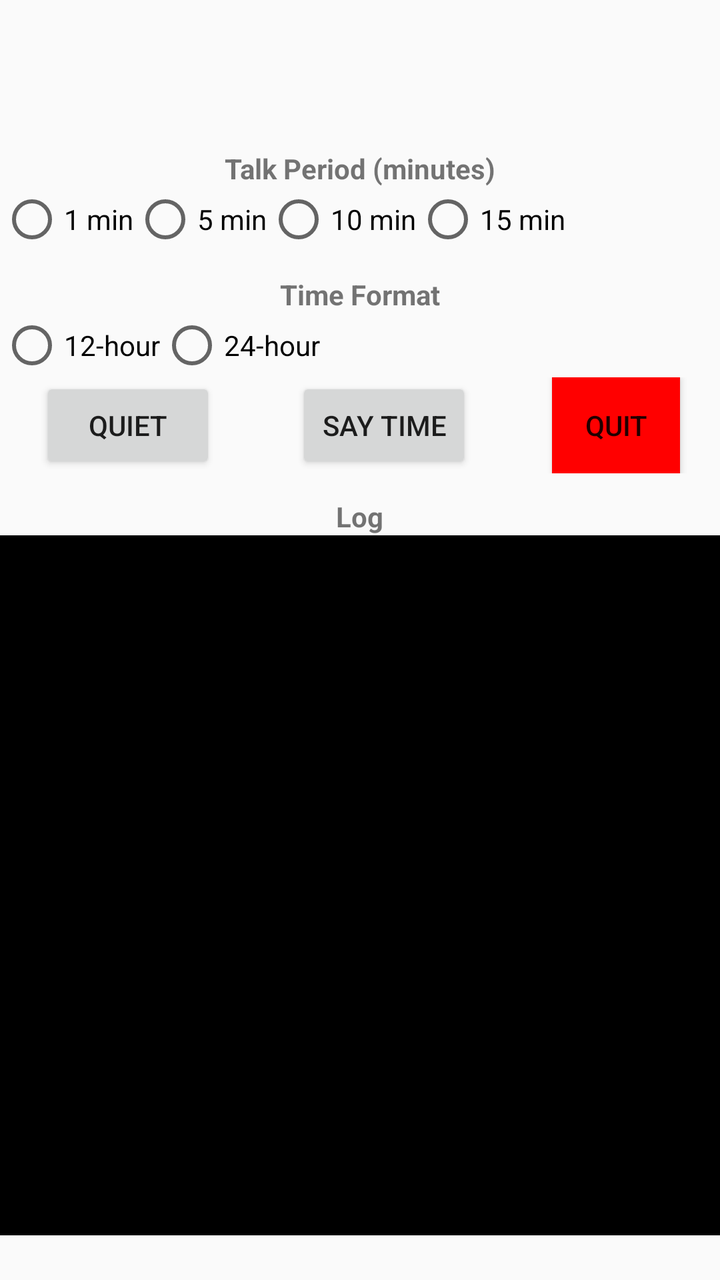
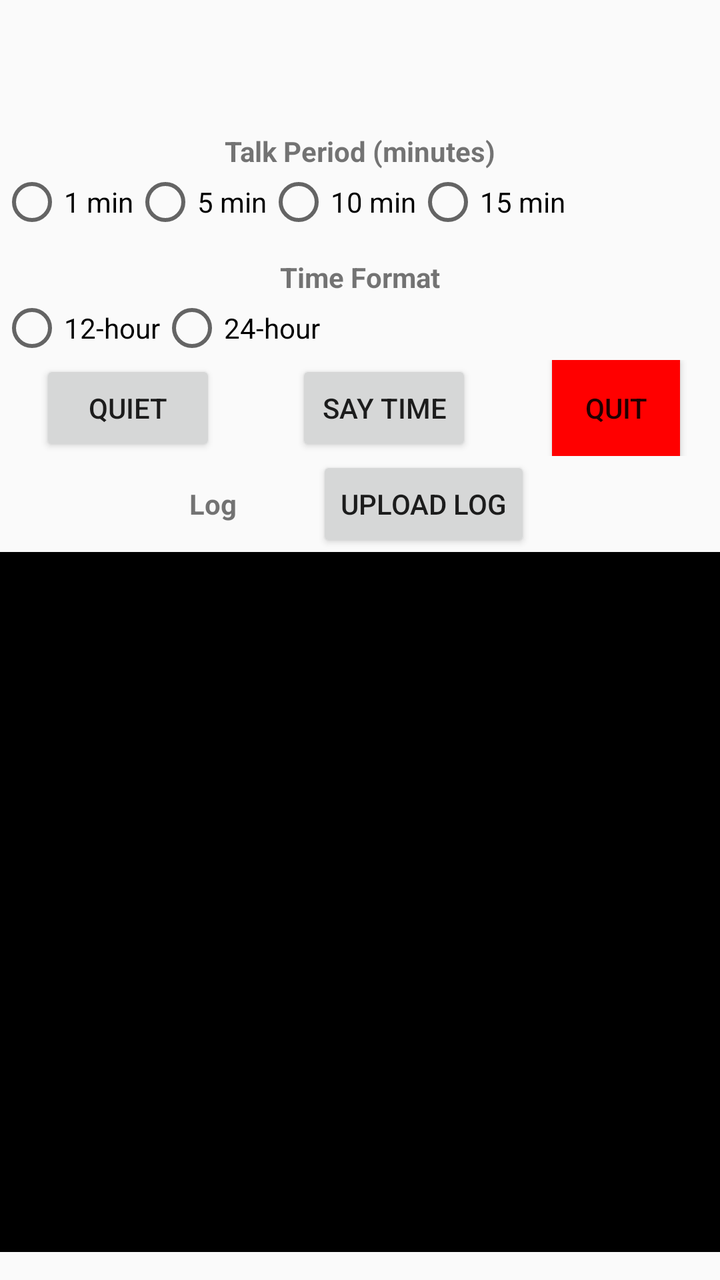

Before-and-after screenshots of an Android layout around one commit, followed by the original layout XML and the change that was made.
<!-- AndroidManifest.xml: application theme Theme.TalkingClock -->
<!-- res/layout/activity_main.xml -->
<?xml version="1.0" encoding="utf-8"?>
<LinearLayout xmlns:android="http://schemas.android.com/apk/res/android"
    android:layout_width="match_parent"
    android:layout_height="match_parent"
    android:gravity="center"
    android:orientation="vertical">

    
    <TextView
        android:id="@+id/txtAppVersion"
        android:layout_width="wrap_content"
        android:layout_height="wrap_content"
        android:padding="8dp"
        android:textSize="18sp"
        android:textStyle="bold" />
    
    <TextView
        android:layout_width="wrap_content"
        android:layout_height="wrap_content"
        android:text="@string/talk_period"
        android:textStyle="bold"
        android:paddingTop="12dp" />
    <RadioGroup
        android:id="@+id/periodGroup"
        android:layout_width="match_parent"
        android:layout_height="wrap_content"
        android:orientation="horizontal">
        <RadioButton
            android:id="@+id/period1"
            android:layout_width="wrap_content"
            android:layout_height="wrap_content"
            android:text="@string/_1_minute" />
        <RadioButton
            android:id="@+id/period5"
            android:layout_width="wrap_content"
            android:layout_height="wrap_content"
            android:text="@string/_5_minutes" />
        <RadioButton
            android:id="@+id/period10"
            android:layout_width="wrap_content"
            android:layout_height="wrap_content"
            android:text="@string/_10_minutes" />
        <RadioButton
            android:id="@+id/period15"
            android:layout_width="wrap_content"
            android:layout_height="wrap_content"
            android:text="@string/_15_minutes" />
    </RadioGroup>

    
    <TextView
        android:layout_width="wrap_content"
        android:layout_height="wrap_content"
        android:text="@string/time_format"
        android:textStyle="bold"
        android:paddingTop="12dp" />
    <RadioGroup
        android:id="@+id/timeFormatGroup"
        android:layout_width="match_parent"
        android:layout_height="wrap_content"
        android:orientation="horizontal">
        <RadioButton
            android:id="@+id/time12"
            android:layout_width="wrap_content"
            android:layout_height="wrap_content"
            android:text="@string/_12_hour" />
        <RadioButton
            android:id="@+id/time24"
            android:layout_width="wrap_content"
            android:layout_height="wrap_content"
            android:text="@string/_24_hour" />
    </RadioGroup>
    <LinearLayout
        android:layout_width="match_parent"
        android:layout_height="wrap_content"
        android:orientation="horizontal"
        android:gravity="center_horizontal">
        <Button
            android:id="@+id/btnQuiet"
            android:layout_width="wrap_content"
            android:layout_height="wrap_content"
            android:layout_marginHorizontal="20dp"
            android:text="@string/quiet" />
        <Button
            android:id="@+id/btnSayTime"
            android:layout_width="wrap_content"
            android:layout_height="wrap_content"
            android:layout_marginHorizontal="20dp"
            android:text="@string/say_time" />
        <Button
            android:id="@+id/btnQuit"
            android:layout_width="wrap_content"
            android:layout_height="wrap_content"
            android:layout_marginHorizontal="20dp"
            android:background="#FF0000"
            android:text="@string/quit" />
    </LinearLayout>
    <TextView
        android:layout_width="wrap_content"
        android:layout_height="wrap_content"
        android:text="@string/log"
        android:textStyle="bold"
        android:paddingTop="12dp" />
    <ScrollView
        android:id="@+id/logScrollView"
        android:layout_width="match_parent"
        android:layout_height="350dp"
        android:fillViewport="true">
        <TextView
            android:id="@+id/logView"
            android:layout_width="match_parent"
            android:layout_height="wrap_content"
            android:textSize="11sp"
            android:padding="8dp"
            android:textColor="#FFFFFF"
            android:background="#000000"
            android:textIsSelectable="false"
            android:scrollbars="vertical" />
    </ScrollView>
</LinearLayout>
<!-- resources referenced by this layout -->
<resources>
  <string name="_10_minutes">10 min</string>
  <string name="_12_hour">12-hour</string>
  <string name="_15_minutes">15 min</string>
  <string name="_1_minute">1 min</string>
  <string name="_24_hour">24-hour</string>
  <string name="_5_minutes">5 min</string>
  <string name="log">Log</string>
  <string name="quiet">Quiet</string>
  <string name="quit">Quit</string>
  <string name="say_time">Say Time</string>
  <string name="talk_period">Talk Period (minutes)</string>
  <string name="time_format">Time Format</string>
  <style name="Theme.TalkingClock" parent="Base.Theme.TalkingClock" />
  <style name="Base.Theme.TalkingClock" parent="Theme.AppCompat.Light.NoActionBar" />
</resources>

<!-- the commit's change to res/layout/activity_main.xml (unified diff, before → after) -->
@@ -17,29 +17,34 @@
     <TextView
         android:layout_width="wrap_content"
         android:layout_height="wrap_content"
+        android:paddingTop="12dp"
         android:text="@string/talk_period"
-        android:textStyle="bold"
-        android:paddingTop="12dp" />
+        android:textStyle="bold" />
+
     <RadioGroup
         android:id="@+id/periodGroup"
         android:layout_width="match_parent"
         android:layout_height="wrap_content"
         android:orientation="horizontal">
+
         <RadioButton
             android:id="@+id/period1"
             android:layout_width="wrap_content"
             android:layout_height="wrap_content"
             android:text="@string/_1_minute" />
+
         <RadioButton
             android:id="@+id/period5"
             android:layout_width="wrap_content"
             android:layout_height="wrap_content"
             android:text="@string/_5_minutes" />
+
         <RadioButton
             android:id="@+id/period10"
             android:layout_width="wrap_content"
             android:layout_height="wrap_content"
             android:text="@string/_10_minutes" />
+
         <RadioButton
             android:id="@+id/period15"
             android:layout_width="wrap_content"
@@ -51,42 +56,49 @@
     <TextView
         android:layout_width="wrap_content"
         android:layout_height="wrap_content"
+        android:paddingTop="12dp"
         android:text="@string/time_format"
-        android:textStyle="bold"
-        android:paddingTop="12dp" />
+        android:textStyle="bold" />
+
     <RadioGroup
         android:id="@+id/timeFormatGroup"
         android:layout_width="match_parent"
         android:layout_height="wrap_content"
         android:orientation="horizontal">
+
         <RadioButton
             android:id="@+id/time12"
             android:layout_width="wrap_content"
             android:layout_height="wrap_content"
             android:text="@string/_12_hour" />
+
         <RadioButton
             android:id="@+id/time24"
             android:layout_width="wrap_content"
             android:layout_height="wrap_content"
             android:text="@string/_24_hour" />
     </RadioGroup>
+
     <LinearLayout
         android:layout_width="match_parent"
         android:layout_height="wrap_content"
-        android:orientation="horizontal"
-        android:gravity="center_horizontal">
+        android:gravity="center_horizontal"
+        android:orientation="horizontal">
+
         <Button
             android:id="@+id/btnQuiet"
             android:layout_width="wrap_content"
             android:layout_height="wrap_content"
             android:layout_marginHorizontal="20dp"
             android:text="@string/quiet" />
+
         <Button
             android:id="@+id/btnSayTime"
             android:layout_width="wrap_content"
             android:layout_height="wrap_content"
             android:layout_marginHorizontal="20dp"
             android:text="@string/say_time" />
+
         <Button
             android:id="@+id/btnQuit"
             android:layout_width="wrap_content"
@@ -95,26 +107,43 @@
             android:background="#FF0000"
             android:text="@string/quit" />
     </LinearLayout>
-    <TextView
-        android:layout_width="wrap_content"
+
+    <LinearLayout
+        android:layout_width="match_parent"
         android:layout_height="wrap_content"
-        android:text="@string/log"
-        android:textStyle="bold"
-        android:paddingTop="12dp" />
+        android:gravity="center_horizontal">
+
+        <TextView
+            android:layout_width="wrap_content"
+            android:layout_height="wrap_content"
+            android:layout_marginHorizontal="20dp"
+            android:paddingTop="10dp"
+            android:text="@string/log"
+            android:textStyle="bold" />
+
+        <Button
+            android:id="@+id/upload_log"
+            android:layout_width="wrap_content"
+            android:layout_height="wrap_content"
+            android:layout_marginHorizontal="20dp"
+            android:text="@string/upload_log" />
+    </LinearLayout>
+
     <ScrollView
         android:id="@+id/logScrollView"
         android:layout_width="match_parent"
         android:layout_height="350dp"
         android:fillViewport="true">
+
         <TextView
             android:id="@+id/logView"
             android:layout_width="match_parent"
             android:layout_height="wrap_content"
-            android:textSize="11sp"
+            android:background="#000000"
             android:padding="8dp"
+            android:scrollbars="vertical"
             android:textColor="#FFFFFF"
-            android:background="#000000"
             android:textIsSelectable="false"
-            android:scrollbars="vertical" />
+            android:textSize="11sp" />
     </ScrollView>
 </LinearLayout>
<!-- resource entries referenced after the edit -->
@@ -12,6 +12,7 @@
   <string name="say_time">Say Time</string>
   <string name="talk_period">Talk Period (minutes)</string>
   <string name="time_format">Time Format</string>
+  <string name="upload_log">Upload Log</string>
   <style name="Theme.TalkingClock" parent="Base.Theme.TalkingClock" />
   <style name="Base.Theme.TalkingClock" parent="Theme.AppCompat.Light.NoActionBar" />
 </resources>
